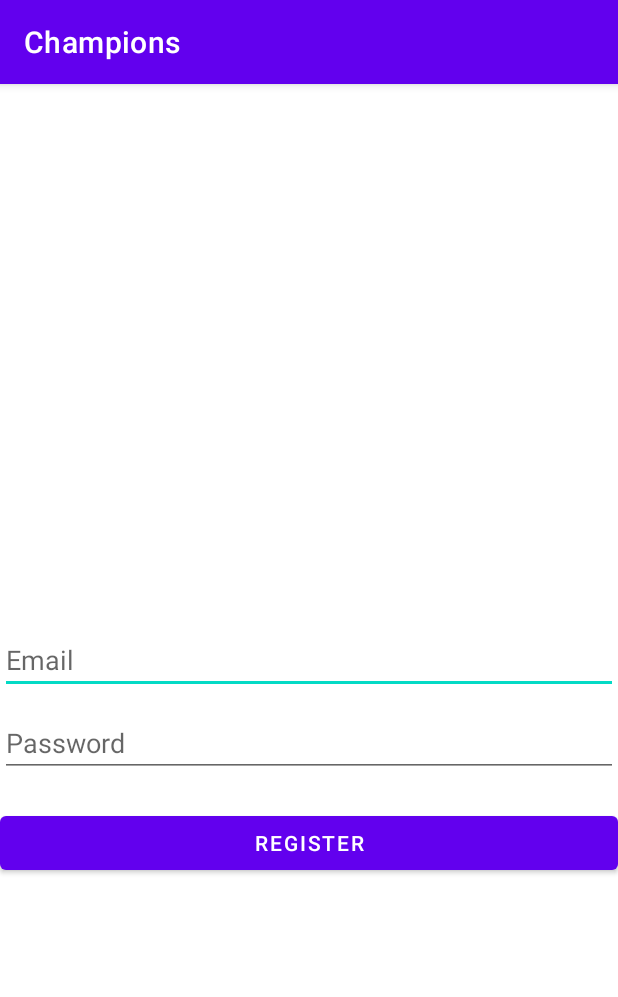
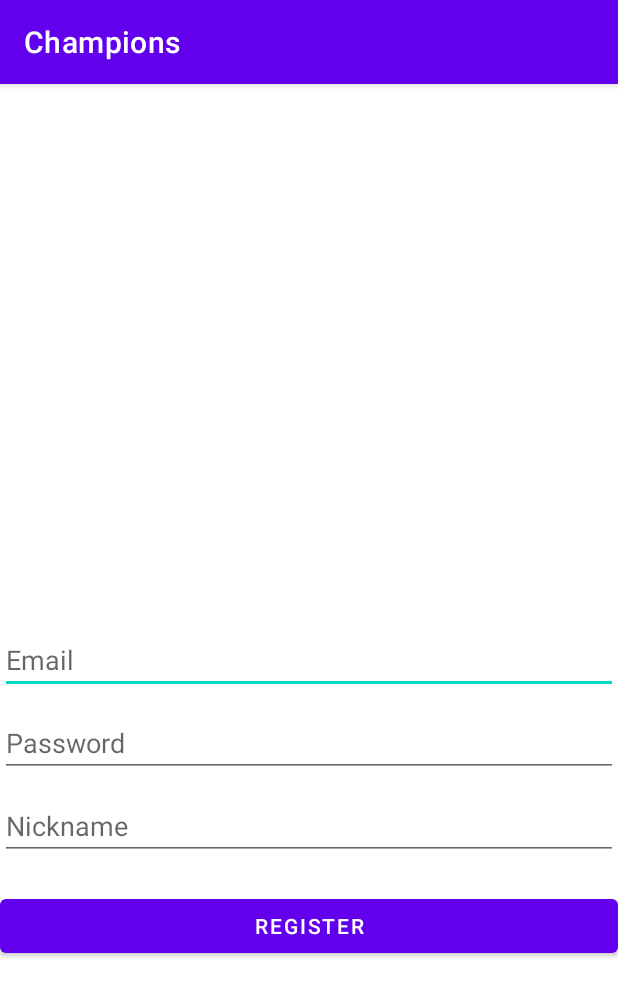
Before and after one commit to ohad1s/Champions-bet-app, an Android app: the ManagerRegisterActivity screen opened directly, with no data from a screen before it, after a tap on "REGISTER", on a phone screen of 412 x 824 dp. Shown: the top 997 px of the screen. Run offline under Robolectric (Android 15) with nearby library versions, the phone set to English and light mode, and no system bars; our stand-ins replace Firebase (no records; nobody signed in at launch, a user with empty details on screens opened directly).

Commit message:
my commit :)

```diff
--- a/app/src/main/java/com/example/champions/ManagerRegisterActivity.java
+++ b/app/src/main/java/com/example/champions/ManagerRegisterActivity.java
@@ -38,6 +38,7 @@ public class ManagerRegisterActivity extends AppCompatActivity {
 
         EditText email = findViewById(R.id.regEmailManager);
         EditText password = findViewById(R.id.regPasswordManager);
+        EditText nickname = findViewById(R.id.regNicknameManager);
         register = findViewById(R.id.register_manager_2);
         auth = FirebaseAuth.getInstance();
         firebaseDatabase = FirebaseFirestore.getInstance();
@@ -48,13 +49,13 @@ public class ManagerRegisterActivity extends AppCompatActivity {
             public void onClick(View view) {
                 String text_email = email.getText().toString();
                 String text_password = password.getText().toString();
-                if (TextUtils.isEmpty(text_email) || TextUtils.isEmpty(text_password)) {
+                String text_nickname = nickname.getText().toString();
+                if (TextUtils.isEmpty(text_email) || TextUtils.isEmpty(text_password) || TextUtils.isEmpty(text_nickname)) {
                     Toast.makeText(ManagerRegisterActivity.this, "Empty credentials", Toast.LENGTH_SHORT).show();
                 } else if (text_password.length() < 6) {
                     Toast.makeText(ManagerRegisterActivity.this, "Password too short", Toast.LENGTH_SHORT).show();
                 } else {
-                    System.out.println("dsfdsfdsfdsfsdf");
-                    registerUser(text_email, text_password);
+                    registerUser(text_email, text_password, text_nickname);
 //                    Intent toManagerLogin = new Intent(ManagerRegisterActivity.this, MangerLoginActivity.class);
 //                    startActivity(toManagerLogin);
 //                    finish();
@@ -65,7 +66,7 @@ public class ManagerRegisterActivity extends AppCompatActivity {
     }
 
 
-    private void registerUser(String text_email, String text_password) {
+    private void registerUser(String text_email, String text_password, String text_nickname) {
         auth.createUserWithEmailAndPassword(text_email, text_password).addOnCompleteListener(   this, new OnCompleteListener<AuthResult>() {
             @Override
             public void onComplete(@NonNull Task<AuthResult> task) {
@@ -74,7 +75,7 @@ public class ManagerRegisterActivity extends AppCompatActivity {
                     FirebaseUser user = auth.getCurrentUser();
                     String userid =  auth.getUid();
                     Log.d(TAG, auth.getUid());
-                    addUserToDB(userid, text_email, text_password, "dvirr");
+                    addUserToDB(userid, text_email, text_password, text_nickname);
                     Toast.makeText(ManagerRegisterActivity.this, "Register successful!", Toast.LENGTH_SHORT).show();
                 } else {
                     Toast.makeText(ManagerRegisterActivity.this, "Register failed!", Toast.LENGTH_SHORT).show();
@@ -91,6 +92,7 @@ public class ManagerRegisterActivity extends AppCompatActivity {
             public void onComplete(@NonNull Task<Void> task) {
                 if (task.isSuccessful()) {
                     Toast.makeText(ManagerRegisterActivity.this, "add succees", Toast.LENGTH_SHORT).show();
+                    startActivity(new Intent(ManagerRegisterActivity.this, ManagerMainActivity.class));
                 }
             }
         });
--- a/app/src/main/res/layout/activity_manager_register.xml
+++ b/app/src/main/res/layout/activity_manager_register.xml
@@ -22,12 +22,20 @@
         android:layout_marginTop="10dp"
         android:hint="Password"
         android:inputType="textPassword" />
+    <EditText
+        android:id="@+id/regNicknameManager"
+        android:layout_width="match_parent"
+        android:layout_height="wrap_content"
+        android:layout_below="@+id/regPasswordManager"
+        android:layout_marginTop="10dp"
+        android:hint="Nickname"
+        android:digits="abcdefghijklmnopqrstuvwxyzABCDEFGHIJKLMNOPQRSTUVWXYZ0123456789"/>
 
     <Button
         android:id="@+id/register_manager_2"
         android:layout_width="match_parent"
         android:layout_height="wrap_content"
-        android:layout_below="@id/regPasswordManager"
+        android:layout_below="@+id/regNicknameManager"
         android:layout_centerHorizontal="true"
         android:layout_centerVertical="true"
         android:layout_marginTop="20dp"
```
Also changed, not shown: app/src/main/AndroidManifest.xml (+11 -2 lines), app/src/main/java/com/example/champions/CreateNewTournament.java (added, +14 -0 lines), app/src/main/java/com/example/champions/ManagerMainActivity.java (+11 -1 lines), app/src/main/java/com/example/champions/PlayerRegisterActivity.java (+9 -0 lines), app/src/main/res/layout/activity_create_new_tournament.xml (added, +18 -0 lines).
